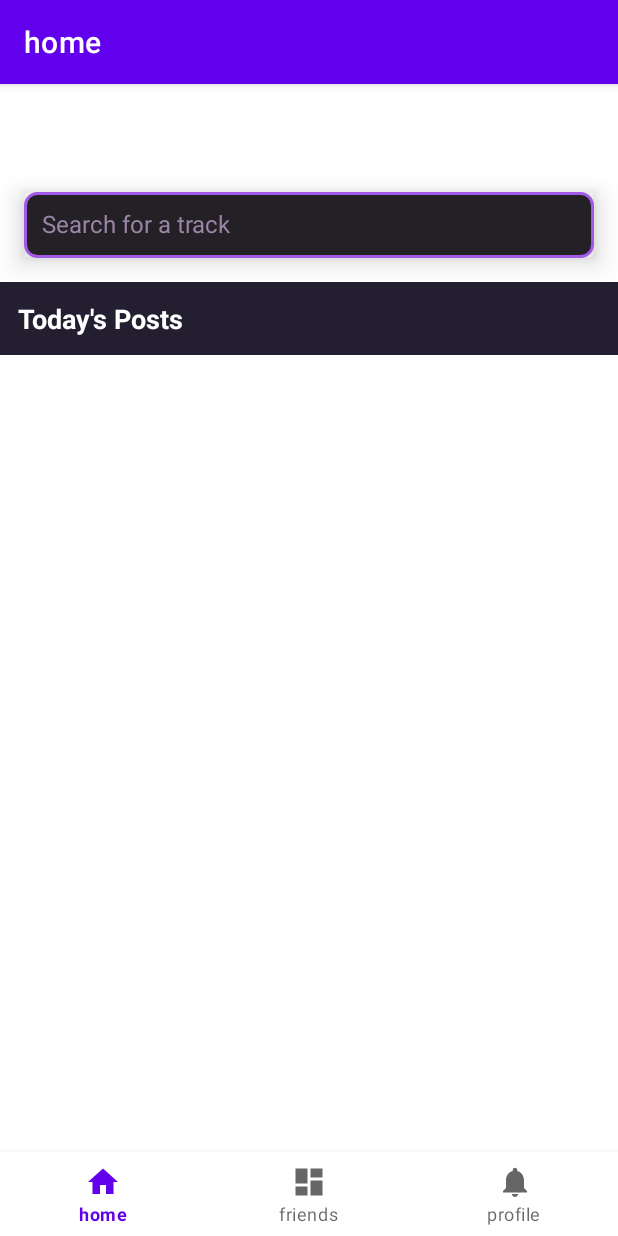
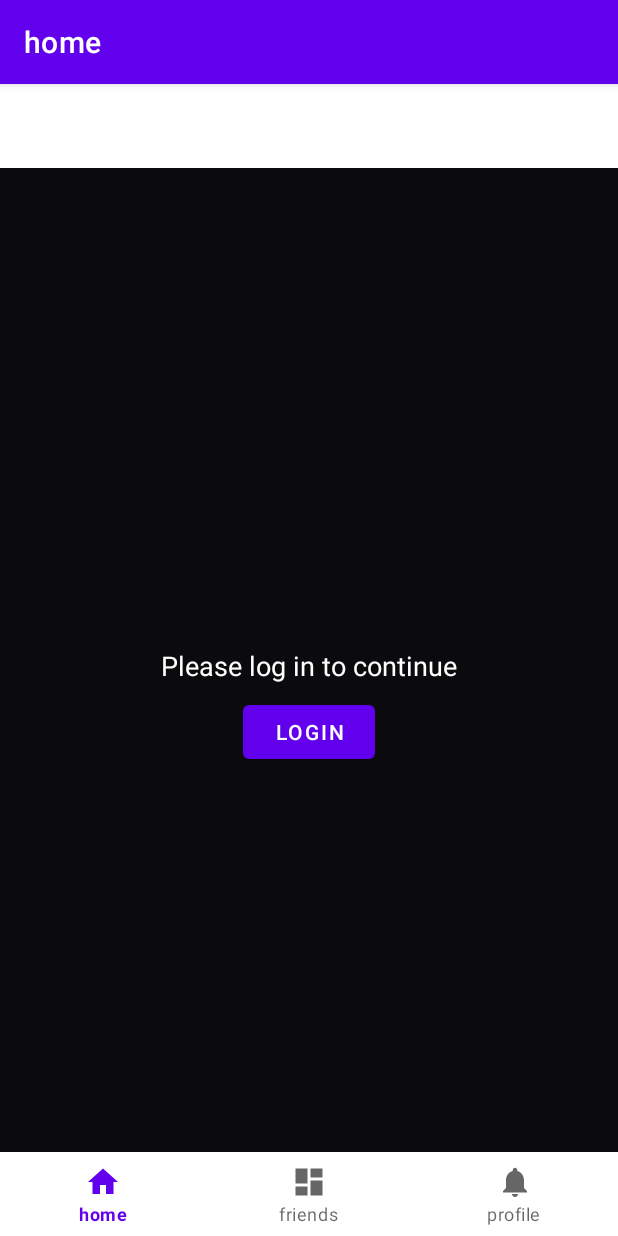
Before and after one commit to Jali04/BeJam, an Android app: the screen it shows after launch (MainActivity), on a phone screen of 412 x 824 dp. Run offline under Robolectric (Android 15) with nearby library versions, the phone set to English and light mode, and no system bars; our stand-ins replace Firebase (no records; nobody signed in at launch, a user with empty details on screens opened directly), navigation-ui; libraries missing offline, so code that uses them is left out: fi.iki.elonen; pictures from the network do not load.

Commit message:
overworked home fragment now also a login navigation appears when first opening the app.

```diff
--- a/app/src/main/java/com/example/bejam/ui/home/FeedViewModel.kt
+++ b/app/src/main/java/com/example/bejam/ui/home/FeedViewModel.kt
@@ -10,8 +10,13 @@ import com.google.firebase.firestore.FirebaseFirestore
 import java.util.Calendar
 import androidx.lifecycle.MutableLiveData
 import androidx.lifecycle.LiveData
+import kotlinx.coroutines.tasks.await
+import java.time.LocalDate
 
 class FeedViewModel : ViewModel() {
+    // LiveData to track if the current user has posted today
+    private val _hasPostedToday = MutableLiveData<Boolean>(false)
+    val hasPostedToday: LiveData<Boolean> = _hasPostedToday
     private val db = Firebase.firestore
 
     private val _likeResult = MutableLiveData<Boolean>()
@@ -78,4 +83,21 @@ class FeedViewModel : ViewModel() {
         }
         return liveData
     }
+
+    /** Check if user has posted a daily selection today */
+    fun checkIfPostedToday(uid: String) {
+        viewModelScope.launch {
+            try {
+                val todayId = "${uid}_${LocalDate.now()}"
+                val doc = Firebase.firestore
+                    .collection("daily_selections")
+                    .document(todayId)
+                    .get()
+                    .await()
+                _hasPostedToday.postValue(doc.exists())
+            } catch (e: Exception) {
+                _hasPostedToday.postValue(false)
+            }
+        }
+    }
 }
--- a/app/src/main/java/com/example/bejam/ui/home/HomeFragment.kt
+++ b/app/src/main/java/com/example/bejam/ui/home/HomeFragment.kt
@@ -27,7 +27,6 @@ import com.example.bejam.ui.friends.FriendsViewModel
 import com.example.bejam.ui.friends.UserProfile
 import com.google.android.exoplayer2.MediaItem
 import com.google.android.exoplayer2.ExoPlayer
-import com.google.firebase.auth.FirebaseAuth
 import com.google.firebase.firestore.ListenerRegistration
 import com.google.firebase.firestore.ktx.firestore
 import com.google.firebase.ktx.Firebase
@@ -38,6 +37,8 @@ import okhttp3.*
 import org.json.JSONObject
 import retrofit2.HttpException
 import java.io.IOException
+import com.google.firebase.auth.FirebaseAuth
+import androidx.core.view.isVisible
 
 class HomeFragment : Fragment() {
 
@@ -55,7 +56,36 @@ class HomeFragment : Fragment() {
 
     override fun onViewCreated(view: View, savedInstanceState: Bundle?) {
         super.onViewCreated(view, savedInstanceState)
+        // Show login prompt if user is not authenticated
+        val user = FirebaseAuth.getInstance().currentUser
+        if (user == null) {
+            binding.loginPromptContainer.isVisible = true
+            binding.backgroundContent.isVisible = false
+            binding.overlayContainer.isVisible = false
+            binding.loginButton.setOnClickListener {
+                findNavController().navigate(R.id.navigation_profile)
+            }
+            return
+        }
         friendsViewModel = ViewModelProvider(requireActivity())[FriendsViewModel::class.java]
+
+        // Check and toggle overlay if the user hasn't posted today
+        val currentUid = FirebaseAuth.getInstance().currentUser?.uid ?: return
+        feedViewModel.checkIfPostedToday(currentUid)
+        feedViewModel.hasPostedToday.observe(viewLifecycleOwner) { posted ->
+            binding.overlayContainer.isVisible = !posted
+            binding.backgroundContent.isVisible = posted
+            if (posted) {
+                // load today's feed only once user has posted
+                friendsViewModel.friendUids.value?.let { friendUids ->
+                    val allUids = friendUids + currentUid
+                    feedViewModel.observeTodayFeed(allUids)
+                        .observe(viewLifecycleOwner) { list ->
+                            feedAdapter.submitList(list)
+                        }
+                }
+            }
+        }
 
         friendsViewModel.friendUids.observe(viewLifecycleOwner) { friendUids ->
             val myUid = friendsViewModel.currentUid
@@ -133,10 +163,6 @@ class HomeFragment : Fragment() {
         binding.feedRecyclerView.adapter = feedAdapter
 
         val searchResultsContainer = binding.searchResultsContainer
-        binding.searchBarCard.cardElevation = 8f
-        binding.searchEditText.setOnFocusChangeListener { _, hasFocus ->
-            binding.searchBarCard.cardElevation = if (hasFocus) 16f else 8f
-        }
 
         // SEARCH BAR HOOK – nur diesen Block ändern!
         binding.searchEditText.addTextChangedListener(afterTextChanged = { editable ->
@@ -195,7 +221,6 @@ class HomeFragment : Fragment() {
             }
         })
 
-
         return binding.root
     }
 
--- /dev/null
+++ b/app/src/main/res/drawable/rounded_window_bg_grey.xml
@@ -0,0 +1,9 @@
+<?xml version="1.0" encoding="utf-8"?>
+<shape xmlns:android="http://schemas.android.com/apk/res/android"
+    android:shape="rectangle">
+    <solid android:color="#303030"/>
+    <corners android:radius="12dp"/>
+    <stroke
+        android:width="2dp"
+        android:color="#800080"/>
+</shape>
--- a/app/src/main/res/layout/fragment_home.xml
+++ b/app/src/main/res/layout/fragment_home.xml
@@ -1,55 +1,20 @@
 <?xml version="1.0" encoding="utf-8"?>
-<LinearLayout xmlns:android="http://schemas.android.com/apk/res/android"
+<FrameLayout xmlns:android="http://schemas.android.com/apk/res/android"
+    android:id="@+id/rootFrame"
     android:layout_width="match_parent"
     android:layout_height="match_parent"
-    xmlns:app="http://schemas.android.com/apk/res-auto"
-    android:orientation="vertical">
+    android:background="#18151c">
 
-    <!-- Schöne Suchleiste in CardView -->
-    <androidx.cardview.widget.CardView
-        android:id="@+id/searchBarCard"
+    <!-- 1) Background Feed Container -->
+    <FrameLayout
+        android:id="@+id/backgroundContent"
         android:layout_width="match_parent"
-        android:layout_height="wrap_content"
-        android:layout_margin="16dp"
-        app:cardElevation="0dp"
-        app:cardCornerRadius="0dp"
-        app:cardBackgroundColor="@android:color/transparent">
+        android:layout_height="match_parent">
 
-        <EditText
-            android:id="@+id/searchEditText"
+        <LinearLayout
+            android:orientation="vertical"
             android:layout_width="match_parent"
-            android:layout_height="44dp"
-            android:hint="Search for a track"
-            android:inputType="text"
-            android:background="@drawable/search_edittext_bg"
-            android:padding="12dp"
-            android:textColor="#fff"
-            android:textColorHint="#9986a7"
-            android:textSize="16sp"
-            />
-    </androidx.cardview.widget.CardView>
-
-    <!-- Suchergebnisse: smooth herunterrollen -->
-    <androidx.core.widget.NestedScrollView
-        android:id="@+id/searchResultsContainer"
-        android:layout_width="match_parent"
-        android:layout_height="wrap_content"
-        android:fillViewport="false"
-        android:visibility="gone"
-        android:background="@drawable/search_results_bg"
-        android:elevation="2dp"
-        android:layout_marginStart="20dp"
-        android:layout_marginEnd="20dp"
-        android:layout_marginBottom="8dp"
-        android:clipToPadding="false"
-        android:animateLayoutChanges="true">
-
-        <androidx.recyclerview.widget.RecyclerView
-            android:id="@+id/tracksRecyclerView"
-            android:layout_width="match_parent"
-            android:layout_height="wrap_content"
-            android:clipToPadding="false"/>
-    </androidx.core.widget.NestedScrollView>
+            android:layout_height="match_parent">
 
             <!-- Feed Title -->
             <TextView
@@ -59,11 +24,11 @@
                 android:text="Today's Posts"
                 android:textStyle="bold"
                 android:textSize="18sp"
-        android:textColor="#fff"
+                android:textColor="#FFFFFF"
                 android:padding="12dp"
-        android:background="#241e31"/>
+                android:background="#241e31" />
 
-    <!-- Feed of posts -->
+            <!-- Feed RecyclerView -->
             <androidx.recyclerview.widget.RecyclerView
                 android:id="@+id/feedRecyclerView"
                 android:layout_width="match_parent"
@@ -72,5 +37,120 @@
                 android:paddingTop="4dp"
                 android:paddingBottom="8dp"
                 android:clipToPadding="false"/>
+        </LinearLayout>
+    </FrameLayout>
 
+    <!-- 2) Overlay Prompt Container -->
+    <FrameLayout
+        android:id="@+id/overlayContainer"
+        android:layout_width="match_parent"
+        android:layout_height="match_parent"
+        android:visibility="gone"
+        android:background="#88000000">
+
+        <LinearLayout
+            android:orientation="vertical"
+            android:layout_width="match_parent"
+            android:layout_height="match_parent">
+
+            <!-- Top Spacer (10%) -->
+            <View
+                android:layout_width="match_parent"
+                android:layout_height="0dp"
+                android:layout_weight="0.1" />
+
+            <!-- Center Prompt Window (80%) -->
+            <LinearLayout
+                android:id="@+id/postPromptWindow"
+                android:layout_width="match_parent"
+                android:layout_height="0dp"
+                android:layout_weight="0.8"
+                android:layout_marginStart="10dp"
+                android:layout_marginEnd="10dp"
+                android:background="@drawable/rounded_window_bg_grey"
+                android:orientation="vertical"
+                android:padding="16dp">
+
+                <!-- Prompt Text -->
+                <TextView
+                    android:id="@+id/promptText"
+                    android:layout_width="match_parent"
+                    android:layout_height="wrap_content"
+                    android:text="CHOOSE YOUR DAILY SONG!"
+                    android:textColor="#FFFFFF"
+                    android:textSize="16sp"
+                    android:gravity="center"
+                    android:paddingBottom="8dp" />
+
+                <!-- Search EditText -->
+                <EditText
+                    android:id="@+id/searchEditText"
+                    android:layout_width="match_parent"
+                    android:layout_height="wrap_content"
+                    android:hint="Search for a track"
+                    android:inputType="text"
+                    android:background="@drawable/search_edittext_bg"
+                    android:padding="12dp"
+                    android:textColor="#FFFFFF"
+                    android:textColorHint="#9986a7"
+                    android:textSize="16sp" />
+
+                <!-- Search Results Container -->
+                <androidx.core.widget.NestedScrollView
+                    android:id="@+id/searchResultsContainer"
+                    android:layout_width="match_parent"
+                    android:layout_height="0dp"
+                    android:layout_weight="1"
+                    android:fillViewport="true"
+                    android:clipToPadding="false"
+                    android:background="@drawable/rounded_window_bg_grey"
+                    android:padding="8dp">
+
+                    <androidx.recyclerview.widget.RecyclerView
+                        android:id="@+id/tracksRecyclerView"
+                        android:layout_width="match_parent"
+                        android:layout_height="wrap_content"
+                        android:paddingTop="8dp"
+                        android:paddingBottom="8dp"
+                        android:clipToPadding="false"/>
+                </androidx.core.widget.NestedScrollView>
             </LinearLayout>
+
+            <!-- Bottom Spacer (10%) -->
+            <View
+                android:layout_width="match_parent"
+                android:layout_height="0dp"
+                android:layout_weight="0.15" />
+        </LinearLayout>
+    </FrameLayout>
+
+    <!-- 3) Login Prompt Container -->
+    <FrameLayout
+        android:id="@+id/loginPromptContainer"
+        android:layout_width="match_parent"
+        android:layout_height="match_parent"
+        android:visibility="gone"
+        android:background="#88000000">
+
+        <LinearLayout
+            android:layout_width="match_parent"
+            android:layout_height="match_parent"
+            android:orientation="vertical"
+            android:gravity="center">
+
+            <TextView
+                android:layout_width="wrap_content"
+                android:layout_height="wrap_content"
+                android:text="Please log in to continue"
+                android:textColor="#FFFFFF"
+                android:textSize="18sp"
+                android:padding="8dp"/>
+
+            <Button
+                android:id="@+id/loginButton"
+                android:layout_width="wrap_content"
+                android:layout_height="wrap_content"
+                android:text="LOGIN"/>
+        </LinearLayout>
+    </FrameLayout>
+</FrameLayout>
```
Lines whose indentation alone changed are shown as unchanged.
